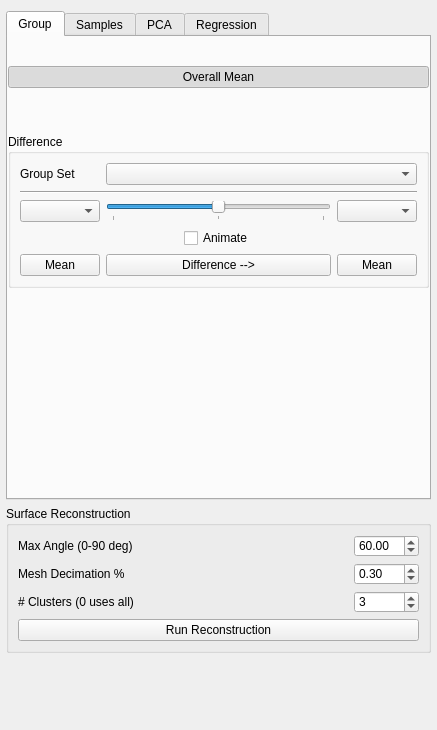
Above: Studio/src/Application/Analysis/AnalysisTool.ui from SCIInstitute/ShapeWorks before the change. Below: the same form after it.
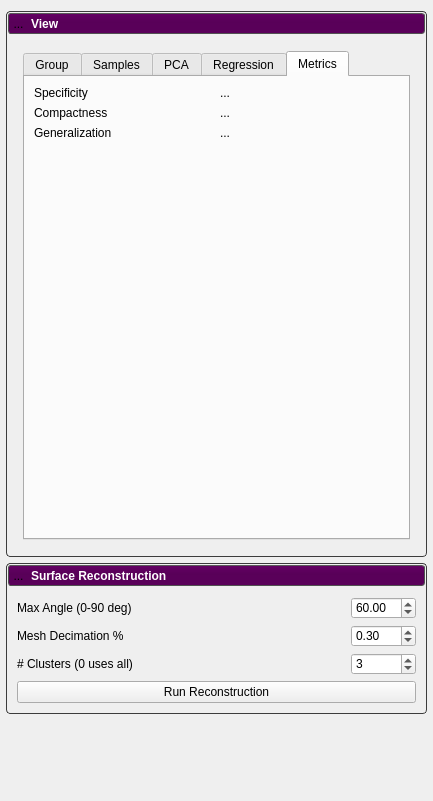
That is the form after the change. The open tabs and pages were chosen to show the change. Icons and pictures are not drawn. Custom widgets are drawn as their Qt base class.

Commit message: Reorganizing analysis tool, adding collapsable sections.

What changed in the file:
```diff
--- a/Studio/src/Application/Analysis/AnalysisTool.ui
+++ b/Studio/src/Application/Analysis/AnalysisTool.ui
@@ -6,8 +6,8 @@
    <rect>
     <x>0</x>
     <y>0</y>
-    <width>437</width>
-    <height>730</height>
+    <width>433</width>
+    <height>801</height>
    </rect>
   </property>
   <property name="windowTitle">
@@ -275,8 +275,60 @@
 }
 
 
+/************************************************************************/
 
 
+
+
+/********************** view panel ***********************/
+
+QLabel#view_label {
+    color: white;
+    font: bold;
+}
+
+QWidget#view_header {
+    background-color: qlineargradient(spread:pad, x1:0.5, y1:0, x2:0.5, y2:0.960227, stop:0 rgba(0, 0, 0, 0), stop:0.45 rgba(0, 0, 0, 30), stop:1 rgba(0, 0, 0, 25));
+    border-radius: 3px;
+}
+
+QWidget#view_header_background {
+    background-color: rgb( 100, 0, 100);
+    border-radius: 3px;
+    border: 1px solid rgb(90, 90, 90);
+}
+
+QWidget#view_panel {
+    border-radius: 4px;
+    border: 1px solid rgb(60, 60, 60);
+    color: rgb(90, 90, 90);
+}
+
+
+
+/********************** surface panel ***********************/
+
+QLabel#surface_label {
+    color: white;
+    font: bold;
+}
+
+QWidget#surface_header {
+    background-color: qlineargradient(spread:pad, x1:0.5, y1:0, x2:0.5, y2:0.960227, stop:0 rgba(0, 0, 0, 0), stop:0.45 rgba(0, 0, 0, 30), stop:1 rgba(0, 0, 0, 25));
+    border-radius: 3px;
+}
+
+QWidget#surface_header_background {
+    background-color: rgb( 100, 0, 100);
+    border-radius: 3px;
+    border: 1px solid rgb(90, 90, 90);
+}
+
+QWidget#surface_panel {
+    border-radius: 4px;
+    border: 1px solid rgb(60, 60, 60);
+    color: rgb(90, 90, 90);
+}
 </string>
   </property>
   <layout class="QVBoxLayout" name="verticalLayout">
@@ -287,6 +339,139 @@
     <number>6</number>
    </property>
    <item>
+    <widget class="QWidget" name="view_panel" native="true">
+     <property name="sizePolicy">
+      <sizepolicy hsizetype="Preferred" vsizetype="Fixed">
+       <horstretch>0</horstretch>
+       <verstretch>0</verstretch>
+      </sizepolicy>
+     </property>
+     <layout class="QVBoxLayout" name="verticalLayout_12">
+      <property name="spacing">
+       <number>2</number>
+      </property>
+      <property name="leftMargin">
+       <number>2</number>
+      </property>
+      <property name="topMargin">
+       <number>2</number>
+      </property>
+      <property name="rightMargin">
+       <number>2</number>
+      </property>
+      <property name="bottomMargin">
+       <number>2</number>
+      </property>
+      <item>
+       <widget class="QWidget" name="view_header_background" native="true">
+        <layout class="QVBoxLayout" name="verticalLayout_13">
+         <property name="leftMargin">
+          <number>0</number>
+         </property>
+         <property name="topMargin">
+          <number>0</number>
+         </property>
+         <property name="rightMargin">
+          <number>0</number>
+         </property>
+         <property name="bottomMargin">
+          <number>0</number>
+         </property>
+         <item>
+          <widget class="QWidget" name="view_header" native="true">
+           <property name="sizePolicy">
+            <sizepolicy hsizetype="Preferred" vsizetype="Fixed">
+             <horstretch>0</horstretch>
+             <verstretch>0</verstretch>
+            </sizepolicy>
+           </property>
+           <property name="minimumSize">
+            <size>
+             <width>215</width>
+             <height>21</height>
+            </size>
+           </property>
+           <layout class="QHBoxLayout" name="horizontalLayout_15">
+            <property name="spacing">
+             <number>2</number>
+            </property>
+            <property name="leftMargin">
+             <number>0</number>
+            </property>
+            <property name="topMargin">
+             <number>0</number>
+            </property>
+            <property name="rightMargin">
+             <number>0</number>
+            </property>
+            <property name="bottomMargin">
+             <number>0</number>
+            </property>
+            <item>
+             <widget class="QToolButton" name="layers_open_button_">
+              <property name="minimumSize">
+               <size>
+                <width>21</width>
+                <height>21</height>
+               </size>
+              </property>
+              <property name="maximumSize">
+               <size>
+                <width>21</width>
+                <height>21</height>
+               </size>
+              </property>
+              <property name="text">
+               <string>...</string>
+              </property>
+              <property name="icon">
+               <iconset resource="../Resources/ShapeWorksStudio.qrc">
+                <normaloff>:/Studio/Images/RightArrowWhite.png</normaloff>
+                <normalon>:/Studio/Images/DownArrowWhite.png</normalon>:/Studio/Images/RightArrowWhite.png</iconset>
+              </property>
+              <property name="checkable">
+               <bool>true</bool>
+              </property>
+              <property name="checked">
+               <bool>true</bool>
+              </property>
+             </widget>
+            </item>
+            <item>
+             <widget class="QLabel" name="view_label">
+              <property name="text">
+               <string>View</string>
+              </property>
+             </widget>
+            </item>
+           </layout>
+          </widget>
+         </item>
+        </layout>
+       </widget>
+      </item>
+      <item>
+       <widget class="QWidget" name="view_contents" native="true">
+        <layout class="QVBoxLayout" name="verticalLayout_23">
+         <property name="spacing">
+          <number>2</number>
+         </property>
+         <property name="leftMargin">
+          <number>6</number>
+         </property>
+         <property name="topMargin">
+          <number>6</number>
+         </property>
+         <property name="rightMargin">
+          <number>6</number>
+         </property>
+         <property name="bottomMargin">
+          <number>6</number>
+         </property>
+         <item>
+          <widget class="QWidget" name="views_content_widget" native="true">
+           <layout class="QGridLayout" name="gridLayout_10">
+            <item row="0" column="0">
     <widget class="QTabWidget" name="tabWidget">
      <property name="currentIndex">
       <number>0</number>
@@ -972,14 +1157,198 @@
        <string>Regression</string>
       </attribute>
      </widget>
-    </widget>
-   </item>
+              <widget class="QWidget" name="metrics_tab">
+               <attribute name="title">
+                <string>Metrics</string>
+               </attribute>
+               <layout class="QGridLayout" name="gridLayout_9">
+                <item row="0" column="0">
+                 <layout class="QGridLayout" name="gridLayout_7">
+                  <item row="1" column="1">
+                   <widget class="QLabel" name="compactness_label">
+                    <property name="text">
+                     <string>...</string>
+                    </property>
+                   </widget>
+                  </item>
+                  <item row="1" column="0">
+                   <widget class="QLabel" name="label_7">
+                    <property name="text">
+                     <string>Compactness</string>
+                    </property>
+                   </widget>
+                  </item>
+                  <item row="0" column="0">
+                   <widget class="QLabel" name="label_6">
+                    <property name="text">
+                     <string>Specificity</string>
+                    </property>
+                   </widget>
+                  </item>
+                  <item row="2" column="0">
+                   <widget class="QLabel" name="label_4">
+                    <property name="text">
+                     <string>Generalization</string>
+                    </property>
+                   </widget>
+                  </item>
+                  <item row="0" column="1">
+                   <widget class="QLabel" name="specificity_label">
+                    <property name="text">
+                     <string>...</string>
+                    </property>
+                   </widget>
+                  </item>
+                  <item row="2" column="1">
+                   <widget class="QLabel" name="generalization_label">
+                    <property name="text">
+                     <string>...</string>
+                    </property>
+                   </widget>
+                  </item>
+                  <item row="3" column="0">
+                   <spacer name="verticalSpacer_5">
+                    <property name="orientation">
+                     <enum>Qt::Vertical</enum>
+                    </property>
+                    <property name="sizeHint" stdset="0">
+                     <size>
+                      <width>20</width>
+                      <height>40</height>
+                     </size>
+                    </property>
+                   </spacer>
+                  </item>
+                 </layout>
+                </item>
+               </layout>
+              </widget>
+             </widget>
+            </item>
+           </layout>
+          </widget>
+         </item>
+        </layout>
+       </widget>
+      </item>
+     </layout>
+    </widget>
+   </item>
    <item>
-    <widget class="QGroupBox" name="groupBox_2">
-     <property name="title">
+    <widget class="QWidget" name="surface_panel" native="true">
+     <property name="sizePolicy">
+      <sizepolicy hsizetype="Preferred" vsizetype="Fixed">
+       <horstretch>0</horstretch>
+       <verstretch>0</verstretch>
+      </sizepolicy>
+     </property>
+     <layout class="QVBoxLayout" name="verticalLayout_6">
+      <property name="spacing">
+       <number>2</number>
+      </property>
+      <property name="leftMargin">
+       <number>2</number>
+      </property>
+      <property name="topMargin">
+       <number>2</number>
+      </property>
+      <property name="rightMargin">
+       <number>2</number>
+      </property>
+      <property name="bottomMargin">
+       <number>2</number>
+      </property>
+      <item>
+       <widget class="QWidget" name="surface_header_background" native="true">
+        <layout class="QVBoxLayout" name="verticalLayout_7">
+         <property name="leftMargin">
+          <number>0</number>
+         </property>
+         <property name="topMargin">
+          <number>0</number>
+         </property>
+         <property name="rightMargin">
+          <number>0</number>
+         </property>
+         <property name="bottomMargin">
+          <number>0</number>
+         </property>
+         <item>
+          <widget class="QWidget" name="surface_header" native="true">
+           <property name="sizePolicy">
+            <sizepolicy hsizetype="Preferred" vsizetype="Fixed">
+             <horstretch>0</horstretch>
+             <verstretch>0</verstretch>
+            </sizepolicy>
+           </property>
+           <property name="minimumSize">
+            <size>
+             <width>215</width>
+             <height>21</height>
+            </size>
+           </property>
+           <layout class="QHBoxLayout" name="horizontalLayout_4">
+            <property name="spacing">
+             <number>2</number>
+            </property>
+            <property name="leftMargin">
+             <number>0</number>
+            </property>
+            <property name="topMargin">
+             <number>0</number>
+            </property>
+            <property name="rightMargin">
+             <number>0</number>
+            </property>
+            <property name="bottomMargin">
+             <number>0</number>
+            </property>
+            <item>
+             <widget class="QToolButton" name="surface_open_button">
+              <property name="minimumSize">
+               <size>
+                <width>21</width>
+                <height>21</height>
+               </size>
+              </property>
+              <property name="maximumSize">
+               <size>
+                <width>21</width>
+                <height>21</height>
+               </size>
+              </property>
+              <property name="text">
+               <string>...</string>
+              </property>
+              <property name="icon">
+               <iconset resource="../Resources/ShapeWorksStudio.qrc">
+                <normaloff>:/Studio/Images/RightArrowWhite.png</normaloff>
+                <normalon>:/Studio/Images/DownArrowWhite.png</normalon>:/Studio/Images/RightArrowWhite.png</iconset>
+              </property>
+              <property name="checkable">
+               <bool>true</bool>
+              </property>
+              <property name="checked">
+               <bool>true</bool>
+              </property>
+             </widget>
+            </item>
+            <item>
+             <widget class="QLabel" name="surface_label">
+              <property name="text">
       <string>Surface Reconstruction</string>
      </property>
-     <layout class="QGridLayout" name="gridLayout_5">
+             </widget>
+            </item>
+           </layout>
+          </widget>
+         </item>
+        </layout>
+       </widget>
+      </item>
+      <item>
+       <widget class="QWidget" name="surface_content" native="true">
+        <layout class="QGridLayout" name="gridLayout_11">
       <item row="0" column="1">
        <widget class="QDoubleSpinBox" name="maxAngle">
         <property name="sizePolicy">
@@ -1008,13 +1377,6 @@
         </property>
        </widget>
       </item>
-      <item row="0" column="0">
-       <widget class="QLabel" name="label_2">
-        <property name="text">
-         <string>Max Angle (0-90 deg)</string>
-        </property>
-       </widget>
-      </item>
       <item row="1" column="1">
        <widget class="QDoubleSpinBox" name="meshDecimation">
         <property name="sizePolicy">
@@ -1049,14 +1411,53 @@
         </property>
        </widget>
       </item>
-      <item row="3" column="0">
+         <item row="2" column="1">
+          <widget class="QSpinBox" name="numClusters">
+           <property name="sizePolicy">
+            <sizepolicy hsizetype="Fixed" vsizetype="Fixed">
+             <horstretch>0</horstretch>
+             <verstretch>0</verstretch>
+            </sizepolicy>
+           </property>
+           <property name="minimumSize">
+            <size>
+             <width>60</width>
+             <height>0</height>
+            </size>
+           </property>
+           <property name="maximumSize">
+            <size>
+             <width>65</width>
+             <height>16777215</height>
+            </size>
+           </property>
+           <property name="value">
+            <number>3</number>
+           </property>
+          </widget>
+         </item>
+         <item row="0" column="0">
+          <widget class="QLabel" name="label_2">
+           <property name="text">
+            <string>Max Angle (0-90 deg)</string>
+           </property>
+          </widget>
+         </item>
+         <item row="1" column="0">
+          <widget class="QLabel" name="label">
+           <property name="text">
+            <string>Mesh Decimation %</string>
+           </property>
+          </widget>
+         </item>
+         <item row="2" column="0">
        <widget class="QLabel" name="label_5">
         <property name="text">
          <string># Clusters (0 uses all)</string>
         </property>
        </widget>
       </item>
-      <item row="4" column="0" rowspan="2" colspan="2">
+         <item row="3" column="0" colspan="2">
        <widget class="QPushButton" name="reconstructionButton">
         <property name="enabled">
          <bool>true</bool>
@@ -1066,36 +1467,7 @@
         </property>
        </widget>
       </item>
-      <item row="3" column="1">
-       <widget class="QSpinBox" name="numClusters">
-        <property name="sizePolicy">
-         <sizepolicy hsizetype="Fixed" vsizetype="Fixed">
-          <horstretch>0</horstretch>
-          <verstretch>0</verstretch>
-         </sizepolicy>
-        </property>
-        <property name="minimumSize">
-         <size>
-          <width>60</width>
-          <height>0</height>
-         </size>
-        </property>
-        <property name="maximumSize">
-         <size>
-          <width>65</width>
-          <height>16777215</height>
-         </size>
-        </property>
-        <property name="value">
-         <number>3</number>
-        </property>
-       </widget>
-      </item>
-      <item row="1" column="0">
-       <widget class="QLabel" name="label">
-        <property name="text">
-         <string>Mesh Decimation %</string>
-        </property>
+        </layout>
        </widget>
       </item>
      </layout>
```
Left out of the diff: 8 changed lines with no effect on the pictures. Lines whose indentation alone changed are shown as unchanged.
